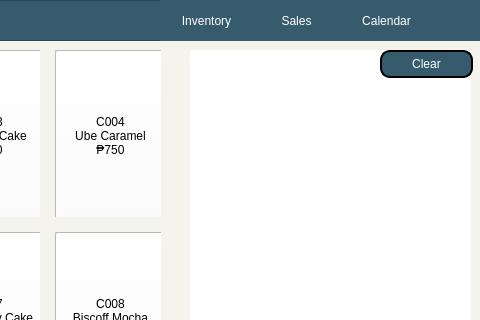
First picture: the form in pos.ui, repository ongchangco/Economystique2, before the edit; both pictures show x 320 to 800 and y 0 to 320 of the 800 by 600 pixel window.
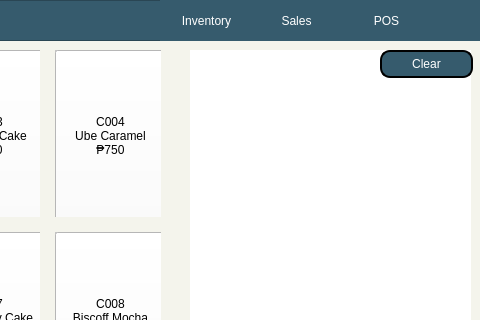
Second picture: the form after the edit. Icons and pictures are not drawn.

Commit message: changed calendar button into POS

What changed in the file:
```diff
--- a/pos.ui
+++ b/pos.ui
@@ -170,7 +170,7 @@
 </string>
     </property>
     <property name="text">
-     <string>Calendar</string>
+     <string>POS</string>
     </property>
    </widget>
    <widget class="QPushButton" name="btnAccount">
```
Left out of the diff: 2 changed lines with no effect on the pictures. The commit also changes 9 other files.
